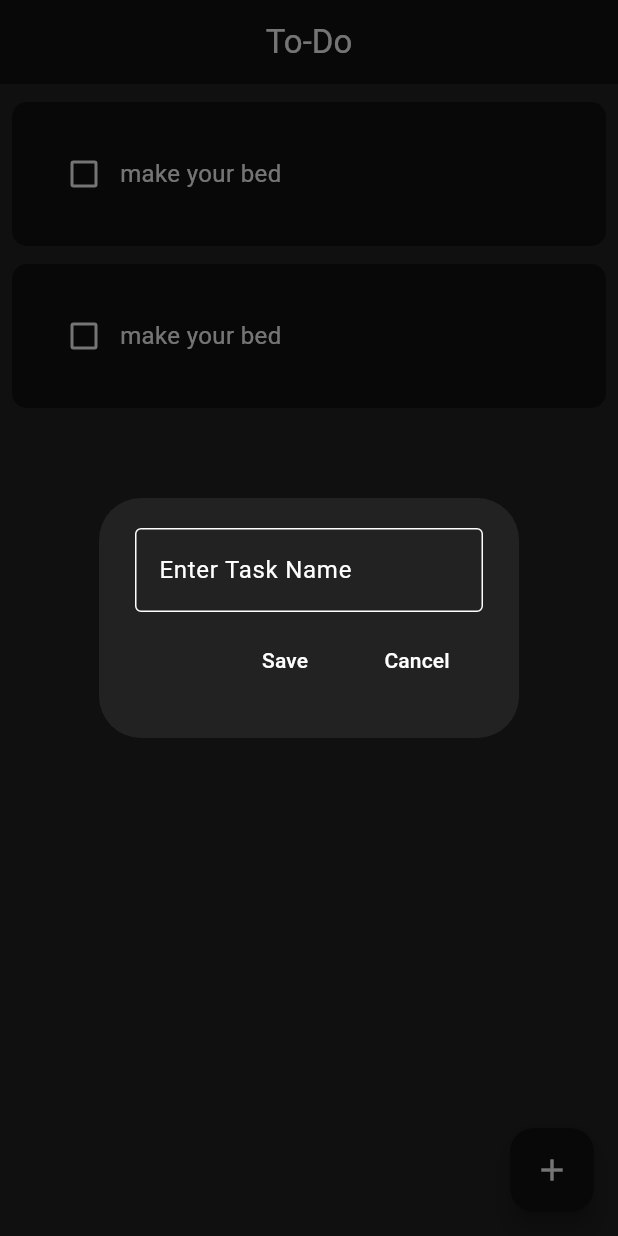
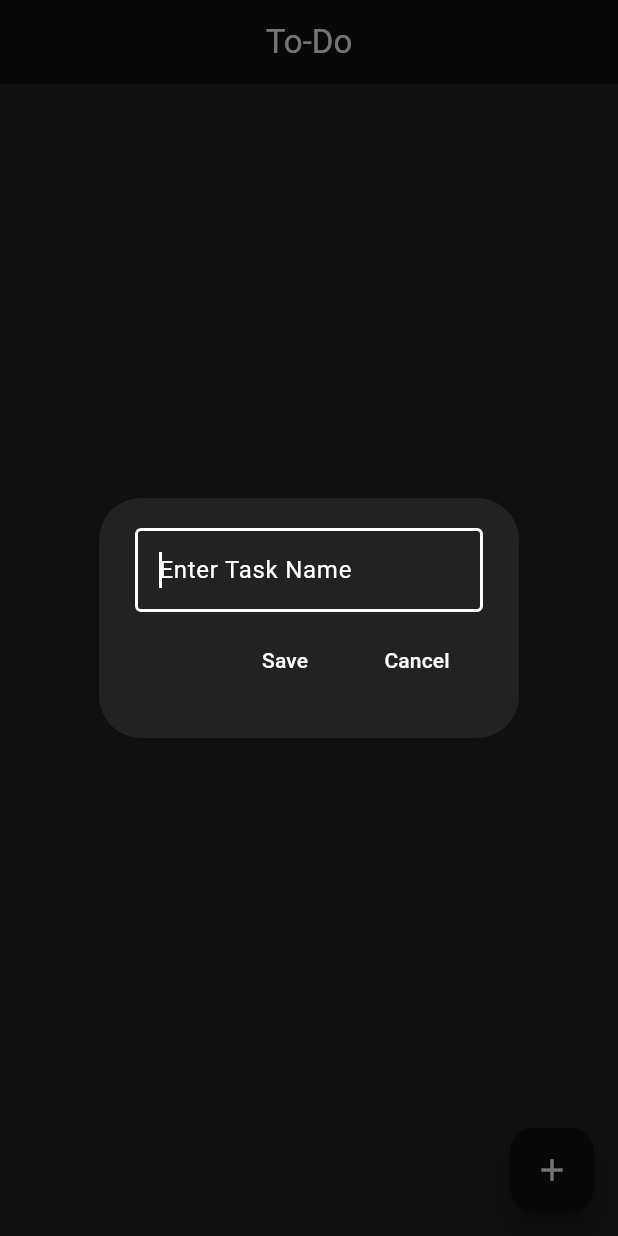
Before and after one commit to PrathmayAwasthi/todo_app, a Flutter app: the screen it shows after launch, after a tap on the "add" icon, on a phone screen of 412 x 824 dp. Run offline on Flutter 3.47's test engine with Material 3 defaults, Android fonts, the phone set to English and light mode, and no system bars.

Commit message:
minor changes

```diff
--- a/lib/pages/home_page.dart
+++ b/lib/pages/home_page.dart
@@ -11,10 +11,7 @@ class HomePage extends StatefulWidget {
 
 class _HomePageState extends State<HomePage> {
   final _controller = TextEditingController();
-  List toDoList = [
-    ["make your bed", false],
-    ["make your bed", false],
-  ];
+  List toDoList = [];
 
   void saveNewTask() {
     setState(() {
--- a/lib/util/dialogbox.dart
+++ b/lib/util/dialogbox.dart
@@ -20,6 +20,7 @@ class DialogBox extends StatelessWidget {
             mainAxisAlignment: MainAxisAlignment.spaceAround,
             children: [
               TextField(
+                autofocus: true,
                 decoration: InputDecoration(
                   border: OutlineInputBorder(),
                   hintText: "Enter Task Name",
```
